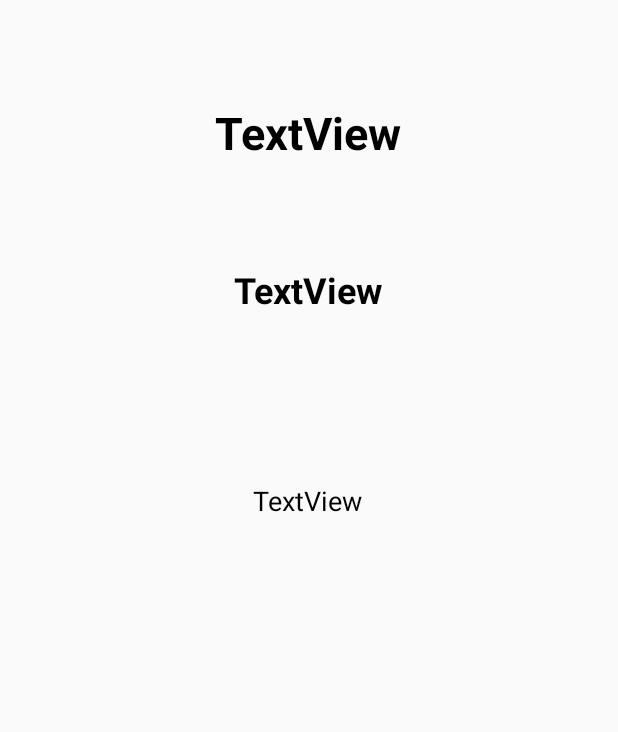
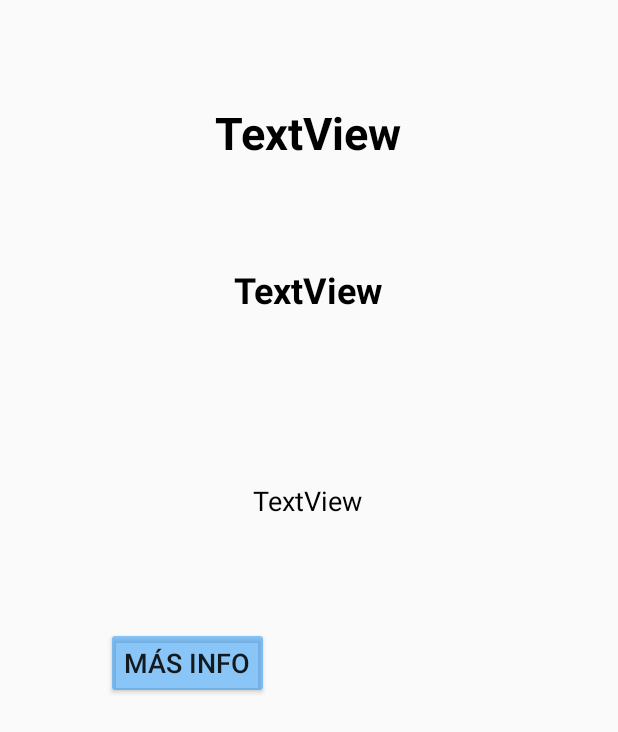
Before and after one commit to Alvaro-Martino/CheckAuto, an Android app: the DetallesAuto screen opened directly, with no data from a screen before it, on a phone screen of 412 x 824 dp. Shown: the top 732 px of the screen. Run offline under Robolectric (Android 15) with nearby library versions, the phone set to English and light mode, and no system bars.

Commit message:
agregue el boton de mas info a los detalles

```diff
--- a/app/src/main/AndroidManifest.xml
+++ b/app/src/main/AndroidManifest.xml
@@ -1,7 +1,7 @@
 <?xml version="1.0" encoding="utf-8"?>
 <manifest xmlns:android="http://schemas.android.com/apk/res/android"
     package="com.example.checkauto">
-
+<uses-permission android:name="android.permission.INTERNET"></uses-permission>
     <application
         android:allowBackup="true"
         android:icon="@mipmap/ic_launcher"
@@ -9,7 +9,8 @@
         android:roundIcon="@mipmap/ic_launcher_round"
         android:supportsRtl="true"
         android:theme="@style/Theme.AppCompat.Light.NoActionBar">
-        <activity android:name=".DetallesAuto"></activity>
+        <activity android:name=".Hiluxweb"></activity>
+        <activity android:name=".DetallesAuto" />
         <activity android:name=".VisorImagen" />
         <activity android:name=".MainActivity">
             <intent-filter>
--- a/app/src/main/res/layout/activity_detalles_auto.xml
+++ b/app/src/main/res/layout/activity_detalles_auto.xml
@@ -47,4 +47,20 @@
         app:layout_constraintHorizontal_bias="0.498"
         app:layout_constraintStart_toStartOf="parent"
         app:layout_constraintTop_toBottomOf="@+id/tbMarcaDescripcion" />
+
+    <Button
+        android:id="@+id/bt1"
+        android:layout_width="wrap_content"
+        android:layout_height="wrap_content"
+        android:layout_marginBottom="16dp"
+        android:backgroundTint="#842196F3"
+        android:onClick="Navegarinfo"
+        android:text="Más info"
+        android:textSize="18sp"
+        app:layout_constraintBottom_toBottomOf="parent"
+        app:layout_constraintEnd_toEndOf="parent"
+        app:layout_constraintHorizontal_bias="0.232"
+        app:layout_constraintStart_toStartOf="parent"
+        app:layout_constraintTop_toBottomOf="@+id/tvdescripcion"
+        app:layout_constraintVertical_bias="0.174" />
 </androidx.constraintlayout.widget.ConstraintLayout>
```
Also changed, not shown: app/src/main/java/com/example/checkauto/DetallesAuto.java (+17 -0 lines), app/src/main/java/com/example/checkauto/Hiluxweb.java (added, +45 -0 lines), app/src/main/res/layout/activity_hiluxweb.xml (added, +16 -0 lines).
